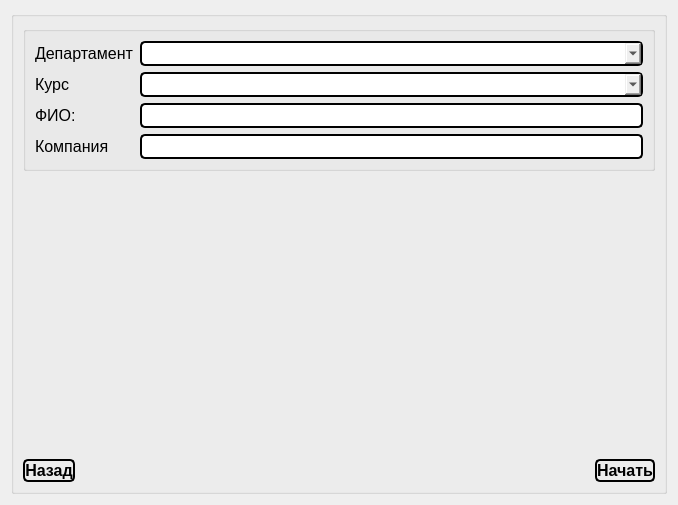
Before: the Qt Designer form studentwindow.ui in Rayzedan/SystemControlStudent, drawn with Qt 5.
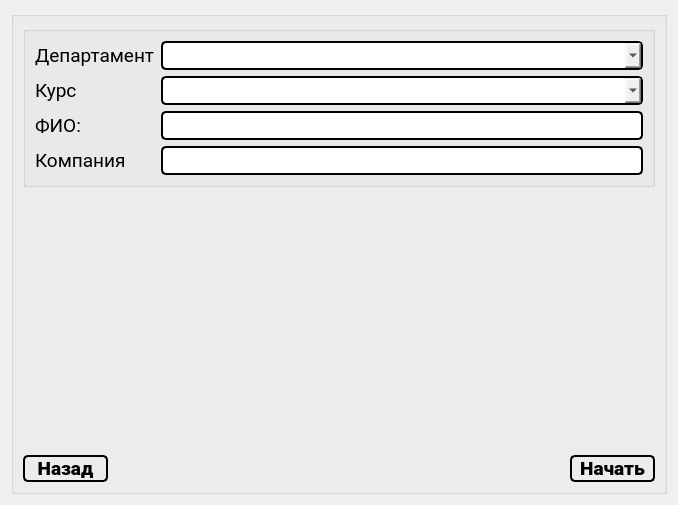
After: the same form once the commit is applied.

What changed in the file:
```diff
--- a/studentwindow.ui
+++ b/studentwindow.ui
@@ -74,7 +74,8 @@
                   <widget class="QLabel" name="label">
                    <property name="font">
                     <font>
-                     <pointsize>12</pointsize>
+                     <family>Roboto</family>
+                     <pointsize>14</pointsize>
                      <italic>false</italic>
                      <bold>false</bold>
                     </font>
@@ -91,7 +92,8 @@
                   <widget class="QLabel" name="label_2">
                    <property name="font">
                     <font>
-                     <pointsize>12</pointsize>
+                     <family>Roboto</family>
+                     <pointsize>14</pointsize>
                      <italic>false</italic>
                      <bold>false</bold>
                     </font>
@@ -108,7 +110,8 @@
                   <widget class="QLabel" name="label_3">
                    <property name="font">
                     <font>
-                     <pointsize>12</pointsize>
+                     <family>Roboto</family>
+                     <pointsize>14</pointsize>
                      <italic>false</italic>
                      <bold>false</bold>
                     </font>
@@ -125,7 +128,8 @@
                   <widget class="QLabel" name="label_4">
                    <property name="font">
                     <font>
-                     <pointsize>12</pointsize>
+                     <family>Roboto</family>
+                     <pointsize>14</pointsize>
                     </font>
                    </property>
                    <property name="styleSheet">
@@ -144,7 +148,8 @@
                   <widget class="QComboBox" name="comboBox_2">
                    <property name="font">
                     <font>
-                     <pointsize>12</pointsize>
+                     <family>Roboto</family>
+                     <pointsize>14</pointsize>
                      <bold>true</bold>
                      <underline>false</underline>
                      <strikeout>false</strikeout>
@@ -165,7 +170,8 @@
                   <widget class="QComboBox" name="comboBox_3">
                    <property name="font">
                     <font>
-                     <pointsize>12</pointsize>
+                     <family>Roboto</family>
+                     <pointsize>14</pointsize>
                      <bold>true</bold>
                      <underline>false</underline>
                      <strikeout>false</strikeout>
@@ -177,7 +183,8 @@
                   <widget class="QLineEdit" name="fullName">
                    <property name="font">
                     <font>
-                     <pointsize>12</pointsize>
+                     <family>Roboto</family>
+                     <pointsize>14</pointsize>
                      <bold>true</bold>
                      <underline>false</underline>
                      <strikeout>false</strikeout>
@@ -189,7 +196,8 @@
                   <widget class="QLineEdit" name="company">
                    <property name="font">
                     <font>
-                     <pointsize>12</pointsize>
+                     <family>Roboto</family>
+                     <pointsize>14</pointsize>
                      <bold>true</bold>
                      <underline>false</underline>
                      <strikeout>false</strikeout>
@@ -223,15 +231,22 @@
          <layout class="QHBoxLayout" name="horizontalLayout">
           <item>
            <widget class="QPushButton" name="pushButton_3">
+            <property name="minimumSize">
+             <size>
+              <width>85</width>
+              <height>20</height>
+             </size>
+            </property>
             <property name="maximumSize">
              <size>
               <width>85</width>
-              <height>35</height>
+              <height>40</height>
              </size>
             </property>
             <property name="font">
              <font>
-              <pointsize>12</pointsize>
+              <family>Roboto</family>
+              <pointsize>14</pointsize>
               <bold>true</bold>
               <underline>false</underline>
               <strikeout>false</strikeout>
@@ -257,9 +272,22 @@
           </item>
           <item>
            <widget class="QPushButton" name="pushButton">
+            <property name="minimumSize">
+             <size>
+              <width>85</width>
+              <height>20</height>
+             </size>
+            </property>
+            <property name="maximumSize">
+             <size>
+              <width>16777215</width>
+              <height>40</height>
+             </size>
+            </property>
             <property name="font">
              <font>
-              <pointsize>12</pointsize>
+              <family>Roboto</family>
+              <pointsize>14</pointsize>
               <bold>true</bold>
               <underline>false</underline>
               <strikeout>false</strikeout>
```
